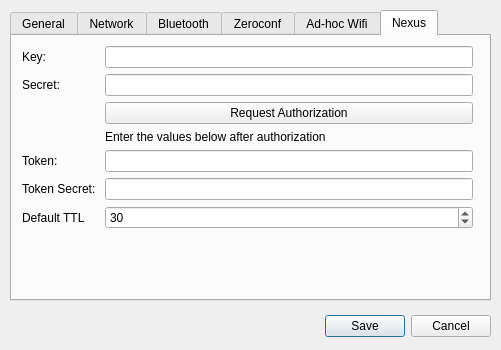
Above: FluidNexus/ui/FluidNexusPreferences.ui from zeitkunst/FluidNexus before the change. Below: the same form after it.
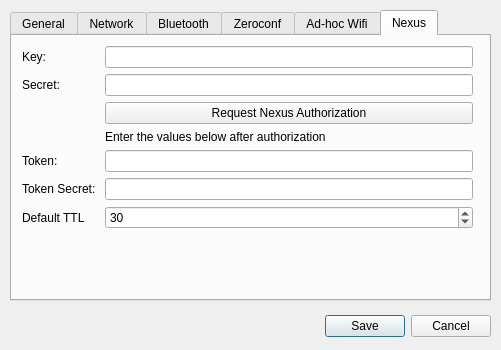
That is the form after the change. The open tabs and pages were chosen to show the change. Icons and pictures are not drawn.

Patch:
```diff
--- a/FluidNexus/ui/FluidNexusPreferences.ui
+++ b/FluidNexus/ui/FluidNexusPreferences.ui
@@ -409,7 +409,7 @@
       <item row="2" column="1">
        <widget class="QPushButton" name="generateRequestTokenButton">
         <property name="text">
-         <string>Request Authorization</string>
+         <string>Request Nexus Authorization</string>
         </property>
        </widget>
       </item>
```
